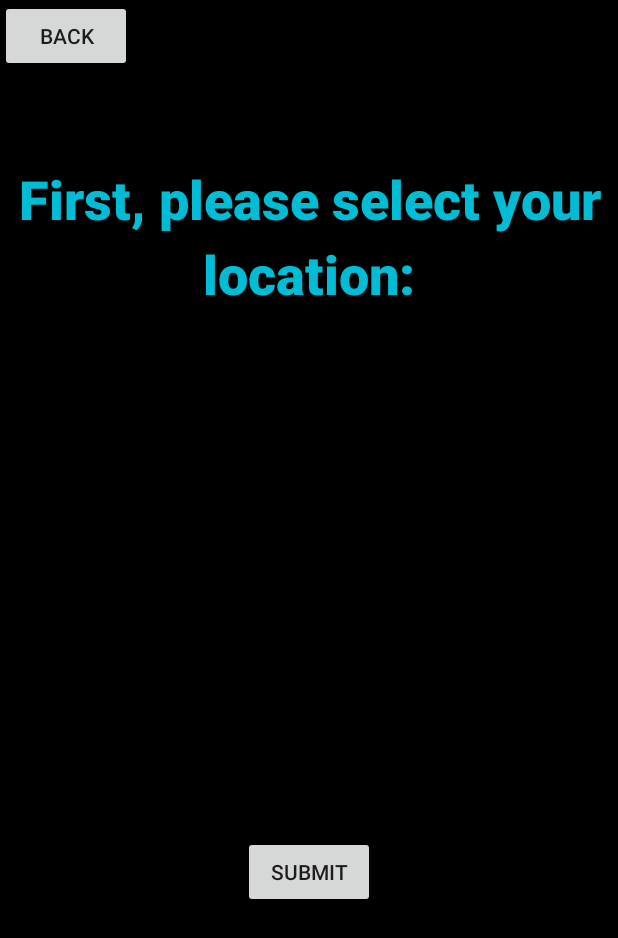
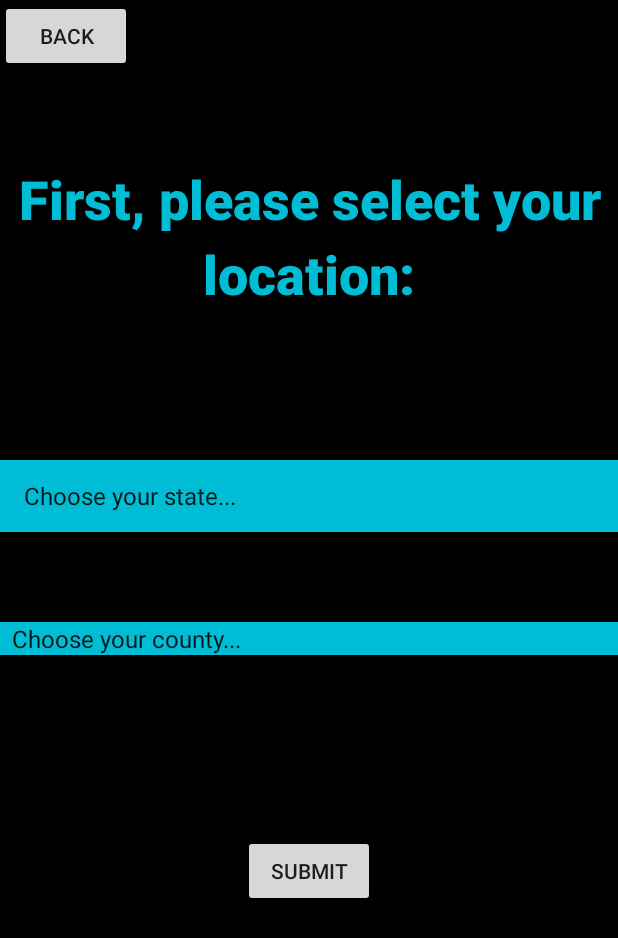
Before and after one commit to Mobile-Programing-Covid-Calculator/Master, an Android app: the location_screen screen opened directly, with no data from a screen before it, on a phone screen of 412 x 824 dp. Shown: the top 938 px of the screen. Run offline under Robolectric (Android 15) with nearby library versions, the phone set to English and light mode, and no system bars.

Commit message:
Update activity_location_screen.xml

```diff
--- a/app/src/main/res/layout/activity_location_screen.xml
+++ b/app/src/main/res/layout/activity_location_screen.xml
@@ -38,6 +38,7 @@
         android:layout_width="match_parent"
         android:layout_height="wrap_content"
         android:layout_marginTop="100dp"
+        android:background="#00BCD4"
         android:entries="@array/states"
         app:layout_constraintEnd_toEndOf="parent"
         app:layout_constraintStart_toStartOf="parent"
@@ -48,6 +49,7 @@
         android:layout_width="match_parent"
         android:layout_height="wrap_content"
         android:layout_marginTop="60dp"
+        android:background="#00BCD4"
         android:entries="@array/counties"
         app:layout_constraintEnd_toEndOf="parent"
         app:layout_constraintHorizontal_bias="0.0"
```
